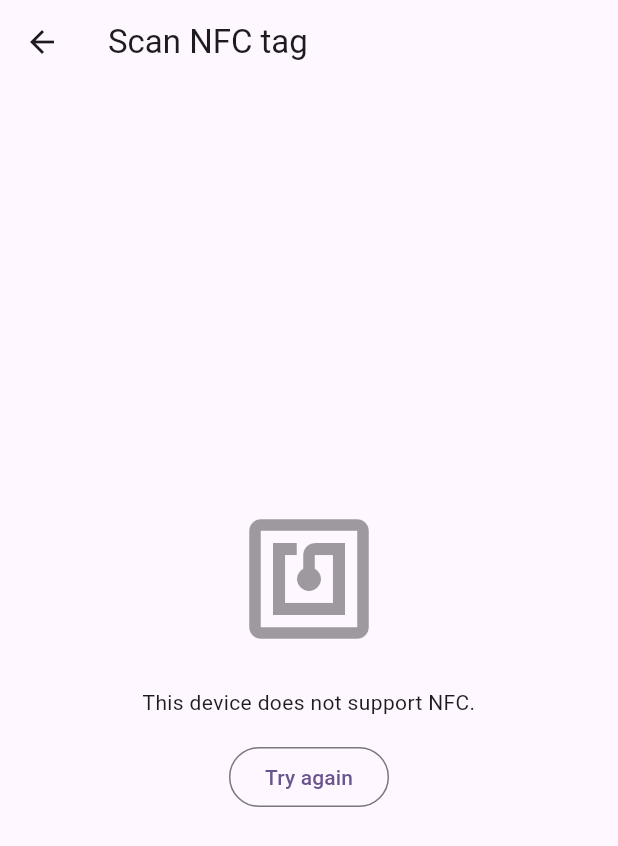
After one commit to Rest4More-Group2/Rest4More, a Flutter app: the screen it shows after launch, after a tap on the "block" icon, after a tap on "Block/unblock with NFC tag", on a phone screen of 412 x 824 dp. The commit adds this screen. Shown: the top 846 px of the screen. Run offline on Flutter 3.47's test engine with Material 3 defaults, Android fonts, the phone set to English and light mode, and no system bars; missing offline and left inert: installed_apps, nfc_manager.

Commit message:
Add NFC tag scan to toggle app blocking on Android

```diff
--- a/lib/main.dart
+++ b/lib/main.dart
@@ -4,6 +4,7 @@ import 'screens/app_picker_screen.dart';
 import 'screens/authorization_ios_screen.dart';
 import 'screens/blocked_screen.dart';
 import 'screens/home_screen.dart';
+import 'screens/nfc_scan_screen.dart';
 
 void main() {
   runApp(const MyApp());
@@ -25,6 +26,7 @@ class MyApp extends StatelessWidget {
         '/block': (context) => const BlockedScreen(),
         '/picker': (context) => const AppPickerScreen(),
         '/authorizationIOS': (context) => const AuthorizationIosScreen(),
+        '/nfcScan': (context) => const NfcScanScreen(),
       },
     );
   }
--- a/lib/screens/app_picker_screen.dart
+++ b/lib/screens/app_picker_screen.dart
@@ -69,7 +69,7 @@ class _AppPickerScreenState extends State<AppPickerScreen> {
         ).showSnackBar(const SnackBar(content: Text('Blocked apps saved')));
       }
     } catch (e) {
-      print('MethodChannel error: $e');
+      debugPrint('MethodChannel error: $e');
     }
   }
 
--- a/lib/screens/authorization_ios_screen.dart
+++ b/lib/screens/authorization_ios_screen.dart
@@ -1,4 +1,3 @@
-import 'package:flutter/cupertino.dart';
 import 'package:flutter/material.dart';
 import 'package:flutter/services.dart';
 
@@ -38,7 +37,7 @@ class _AuthorizationIosScreenState extends State<AuthorizationIosScreen> {
       await platform.invokeMethod('requestAuthorization');
       await _checkStatus();
     } catch (e) {
-      print('Authorization error: $e');
+      debugPrint('Authorization error: $e');
     }
   }
 
--- a/lib/screens/home_screen.dart
+++ b/lib/screens/home_screen.dart
@@ -18,6 +18,22 @@ class _MyHomePageState extends State<MyHomePage> {
     'com.example.app_blocking_prototype/blocking',
   );
 
+  @override
+  void initState() {
+    super.initState();
+    _loadBlockState();
+  }
+
+  Future<void> _loadBlockState() async {
+    if (!io.Platform.isAndroid) return;
+    try {
+      final blocked = await platform.invokeMethod<bool>('getBlocking');
+      if (mounted) setState(() => isBlocked = blocked ?? false);
+    } catch (e) {
+      debugPrint('MethodChannel error: $e');
+    }
+  }
+
   Future<void> _setBlock() async {
     final newState = !isBlocked;
     try {
@@ -26,7 +42,20 @@ class _MyHomePageState extends State<MyHomePage> {
         isBlocked = newState;
       });
     } catch (e) {
-      print('MethodChannel error: $e');
+      debugPrint('MethodChannel error: $e');
+    }
+  }
+
+  Future<void> _scanNfcTag() async {
+    final newState = await Navigator.pushNamed(
+      context,
+      '/nfcScan',
+      arguments: isBlocked,
+    );
+    if (mounted && newState is bool) {
+      setState(() {
+        isBlocked = newState;
+      });
     }
   }
 
@@ -51,6 +80,14 @@ class _MyHomePageState extends State<MyHomePage> {
               child: const Icon(Icons.block),
             ),
             const SizedBox(height: 16),
+            if (io.Platform.isAndroid) ...[
+              OutlinedButton.icon(
+                onPressed: _scanNfcTag,
+                icon: const Icon(Icons.nfc),
+                label: const Text('Block/unblock with NFC tag'),
+              ),
+              const SizedBox(height: 16),
+            ],
             OutlinedButton(
               onPressed: () => Navigator.pushNamed(
                 context,
--- /dev/null
+++ b/lib/screens/nfc_scan_screen.dart
@@ -0,0 +1,119 @@
+import 'package:flutter/material.dart';
+import 'package:flutter/services.dart';
+import 'package:nfc_manager/nfc_manager.dart';
+
+class NfcScanScreen extends StatefulWidget {
+  const NfcScanScreen({super.key});
+
+  @override
+  State<NfcScanScreen> createState() => _NfcScanScreenState();
+}
+
+class _NfcScanScreenState extends State<NfcScanScreen> {
+  static const platform = MethodChannel(
+    'com.example.app_blocking_prototype/blocking',
+  );
+
+  String _status = 'Checking NFC...';
+  bool _canScan = false;
+  bool _isBlocked = false;
+  bool _started = false;
+
+  @override
+  void didChangeDependencies() {
+    super.didChangeDependencies();
+    if (_started) return;
+    _started = true;
+    _isBlocked = ModalRoute.of(context)?.settings.arguments == true;
+    _startScan();
+  }
+
+  @override
+  void dispose() {
+    NfcManager.instance.stopSession();
+    super.dispose();
+  }
+
+  Future<void> _startScan() async {
+    final availability = await NfcManager.instance.checkAvailability();
+    if (!mounted) return;
+
+    if (availability != NfcAvailability.enabled) {
+      setState(() {
+        _canScan = false;
+        _status = availability == NfcAvailability.disabled
+            ? 'NFC is turned off. Enable it in your phone settings and come back.'
+            : 'This device does not support NFC.';
+      });
+      return;
+    }
+
+    setState(() {
+      _canScan = true;
+      _status = _isBlocked
+          ? 'Hold your phone against an NFC tag to unblock your apps'
+          : 'Hold your phone against an NFC tag to block your apps';
+    });
+
+    await NfcManager.instance.startSession(
+      pollingOptions: {
+        NfcPollingOption.iso14443,
+        NfcPollingOption.iso15693,
+        NfcPollingOption.iso18092,
+      },
+      onDiscovered: (tag) async {
+        await NfcManager.instance.stopSession();
+        await _toggleBlocking();
+      },
+    );
+  }
+
+  Future<void> _toggleBlocking() async {
+    final newState = !_isBlocked;
+    try {
+      await platform.invokeMethod('setBlocking', {'isBlocking': newState});
+      if (mounted) Navigator.pop(context, newState);
+    } catch (e) {
+      debugPrint('MethodChannel error: $e');
+      if (mounted) {
+        setState(() {
+          _canScan = false;
+          _status = 'Could not change blocking. Please try again.';
+        });
+      }
+    }
+  }
+
+  @override
+  Widget build(BuildContext context) {
+    return Scaffold(
+      appBar: AppBar(title: const Text('Scan NFC tag')),
+      body: Center(
+        child: Padding(
+          padding: const EdgeInsets.all(24.0),
+          child: Column(
+            mainAxisAlignment: MainAxisAlignment.center,
+            children: [
+              Icon(
+                Icons.nfc,
+                size: 96,
+                color: _canScan
+                    ? Theme.of(context).colorScheme.primary
+                    : Theme.of(context).disabledColor,
+              ),
+              const SizedBox(height: 24),
+              Text(_status, textAlign: TextAlign.center),
+              if (!_canScan) ...[
+                const SizedBox(height: 16),
+                OutlinedButton(
+                  onPressed: _startScan,
+                  child: const Text('Try again'),
+                ),
+              ],
+            ],
+          ),
+        ),
+      ),
+    );
+  }
+}
--- a/pubspec.yaml
+++ b/pubspec.yaml
@@ -35,6 +35,7 @@ dependencies:
   # Use with the CupertinoIcons class for iOS style icons.
   cupertino_icons: ^1.0.8
   installed_apps: ^2.1.1
+  nfc_manager: ^4.2.1
 
 dev_dependencies:
   flutter_test:
```
Also changed, not shown: pubspec.lock, 2 other files.
